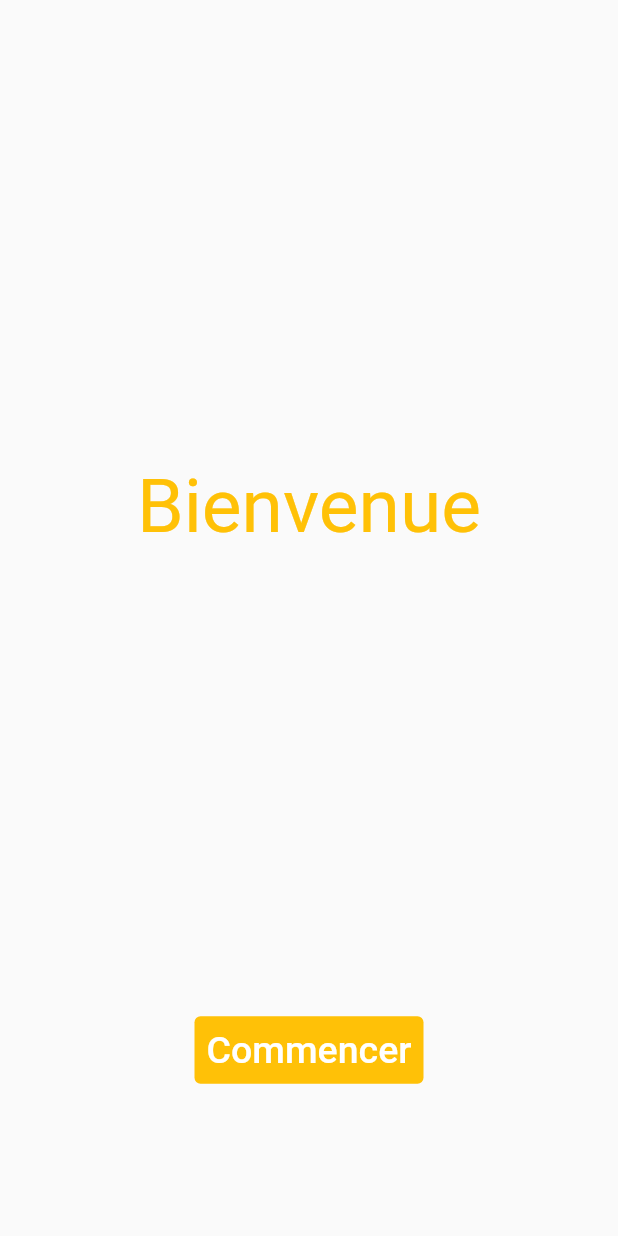
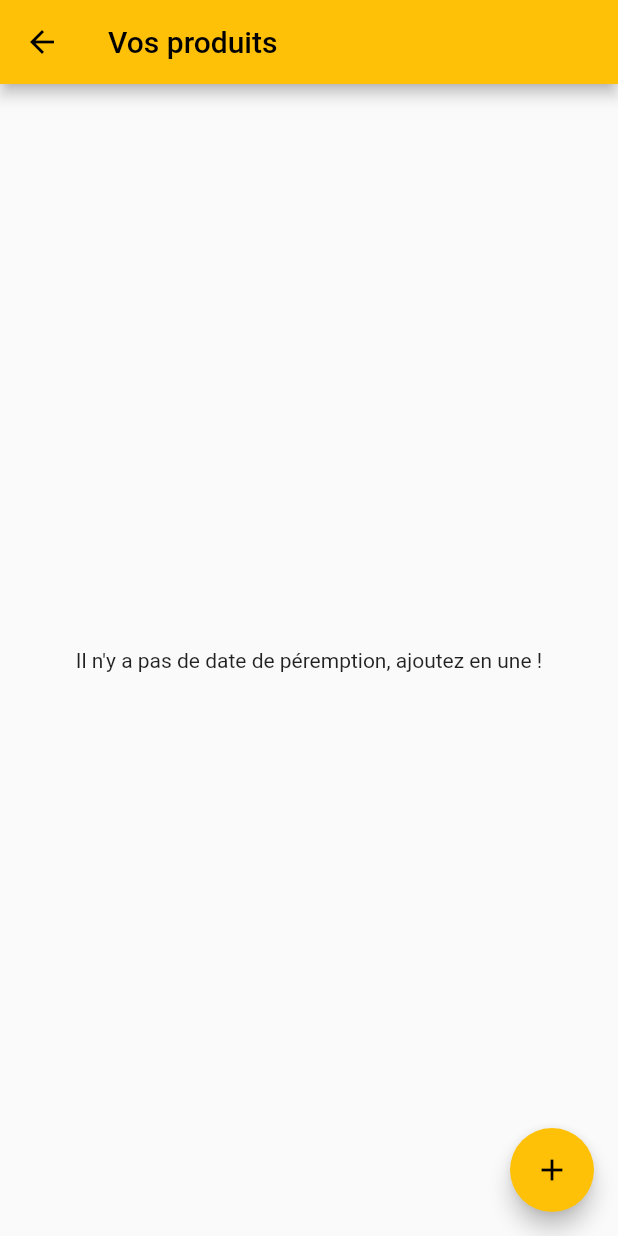
Before and after one commit to CodingWand/CodaBeneTest, a Flutter app: the screen it shows after launch, after a tap on "Commencer", on a phone screen of 412 x 824 dp. Run offline on Flutter 3.47's test engine with Material 2 defaults, Android fonts, the light colour scheme and no system bars.

Commit message:
Ajout de la page avec la liste d'éléments

```diff
--- /dev/null
+++ b/lib/listScreen.dart
@@ -0,0 +1,23 @@
+import 'package:flutter/material.dart';
+
+class ListScreen extends StatelessWidget {
+  const ListScreen({Key? key}) : super(key: key);
+
+  @override
+  Widget build(BuildContext context) {
+    return Scaffold(
+      appBar: AppBar(
+        title: Text("Vos produits"),
+      ),
+      body: Container(
+        child: Center(
+          child: Text("Il n'y a pas de date de péremption, ajoutez en une !")
+        ),
+      ),
+      floatingActionButton: FloatingActionButton(
+        onPressed: (){},
+        child: const Icon(Icons.add),
+      ),
+    );
+  }
+}
--- a/lib/main.dart
+++ b/lib/main.dart
@@ -1,4 +1,6 @@
+import 'package:codabenetest/listScreen.dart';
 import 'package:flutter/material.dart';
+import 'listScreen.dart';
 
 void main() {
   runApp(const MyApp());
@@ -7,7 +9,6 @@
 class MyApp extends StatelessWidget {
   const MyApp({Key? key}) : super(key: key);
 
-  // This widget is the root of your application.
   @override
   Widget build(BuildContext context) {
     return MaterialApp(
@@ -15,14 +16,17 @@
       theme: ThemeData(
         primarySwatch: Colors.amber,
       ),
-      home: const HomePage(),
+      initialRoute: '/',
+      routes: {
+        '/' : (context) => HomePage(),
+        '/ListScreen' : (context) => ListScreen(),
+      },
     );
   }
 }
 
 class HomePage extends StatelessWidget {
   const HomePage({Key? key}) : super(key: key);
-
   @override
   Widget build(BuildContext context) {
     return Scaffold(
@@ -43,7 +47,9 @@
             padding: EdgeInsets.only(bottom: 100),
             child: Center(
                 child: TextButton(
-                  onPressed: (){},
+                  onPressed: (){
+                    Navigator.pushNamed(context, "/ListScreen");
+                  },
                   style: ButtonStyle(
                     backgroundColor: MaterialStateProperty.all(Colors.amber),
                   ),
```
